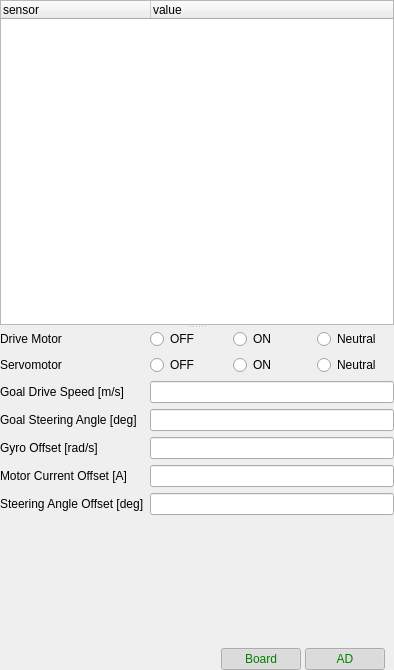
Before: the Qt Designer form rc110_rviz_panel/src/rc110_panel.ui in zmp/robocar110_ros, drawn with Qt 5.
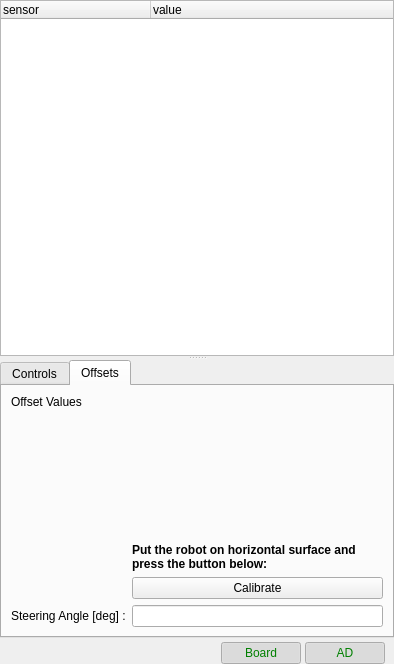
After: the same form once the commit is applied. The open tabs and pages were chosen to show the change. Icons and pictures are not drawn.

Commit message: IZ-58 acceleration offsets

```diff
--- a/rc110_rviz_panel/src/rc110_panel.ui
+++ b/rc110_rviz_panel/src/rc110_panel.ui
@@ -7,7 +7,7 @@
     <x>0</x>
     <y>0</y>
     <width>394</width>
-    <height>670</height>
+    <height>664</height>
    </rect>
   </property>
   <property name="windowTitle">
@@ -55,7 +55,14 @@
        </property>
       </column>
      </widget>
-     <widget class="QWidget" name="controlsWidget" native="true">
+     <widget class="QTabWidget" name="controlsTabWidget">
+      <property name="currentIndex">
+       <number>0</number>
+      </property>
+      <widget class="QWidget" name="controlsTab">
+       <attribute name="title">
+        <string>Controls</string>
+       </attribute>
       <layout class="QFormLayout" name="formLayout">
        <item row="0" column="0">
         <widget class="QLabel" name="motorLabel">
@@ -152,44 +159,74 @@
        <item row="5" column="1">
         <widget class="QLineEdit" name="steeringEdit"/>
        </item>
-       <item row="7" column="0">
-        <widget class="QLabel" name="gyroOffsetLabel">
-         <property name="text">
-          <string>Gyro Offset [rad/s]</string>
-         </property>
-        </widget>
-       </item>
-       <item row="7" column="1">
-        <widget class="QLineEdit" name="gyroOffsetEdit"/>
-       </item>
-       <item row="4" column="0">
-        <widget class="QLabel" name="motorSpeedlabel">
-         <property name="text">
-          <string>Goal Drive Speed [m/s]</string>
-         </property>
-        </widget>
-       </item>
-       <item row="8" column="0">
-        <widget class="QLabel" name="motorCurrentOffsetLabel">
+       </layout>
+      </widget>
+      <widget class="QWidget" name="offsetsTab">
+       <attribute name="title">
+        <string>Offsets</string>
+       </attribute>
+       <layout class="QGridLayout" name="gridLayout">
+        <item row="1" column="1">
+         <widget class="QPushButton" name="calibrateButton">
+          <property name="toolTip">
+           <string>You'll need to wait few seconds.</string>
+          </property>
          <property name="text">
-          <string>Motor Current Offset [A]</string>
+           <string>Calibrate</string>
          </property>
         </widget>
        </item>
-       <item row="8" column="1">
-        <widget class="QLineEdit" name="motorCurrentOffsetEdit"/>
-       </item>
-       <item row="9" column="0">
+        <item row="2" column="0">
         <widget class="QLabel" name="steeringOffsetLabel">
          <property name="text">
-          <string>Steering Angle Offset [deg]</string>
+           <string>Steering Angle [deg] :</string>
          </property>
         </widget>
        </item>
-       <item row="9" column="1">
-        <widget class="QLineEdit" name="steeringOffsetEdit"/>
-       </item>
-      </layout>
+        <item row="2" column="1">
+         <widget class="QLineEdit" name="steeringOffsetEdit">
+          <property name="sizePolicy">
+           <sizepolicy hsizetype="Minimum" vsizetype="Fixed">
+            <horstretch>0</horstretch>
+            <verstretch>0</verstretch>
+           </sizepolicy>
+          </property>
+          <property name="toolTip">
+           <string>Separate calibration for steering</string>
+          </property>
+         </widget>
+        </item>
+        <item row="0" column="1">
+         <widget class="QLabel" name="label">
+          <property name="font">
+           <font>
+            <weight>75</weight>
+            <bold>true</bold>
+           </font>
+          </property>
+          <property name="text">
+           <string>Put the robot on horizontal surface and press the button below:</string>
+          </property>
+          <property name="alignment">
+           <set>Qt::AlignBottom|Qt::AlignLeading|Qt::AlignLeft</set>
+          </property>
+          <property name="wordWrap">
+           <bool>true</bool>
+          </property>
+         </widget>
+        </item>
+        <item row="0" column="0" rowspan="2">
+         <widget class="QLabel" name="offsetsLabel">
+          <property name="text">
+           <string>Offset Values</string>
+          </property>
+          <property name="alignment">
+           <set>Qt::AlignLeading|Qt::AlignLeft|Qt::AlignTop</set>
+          </property>
+         </widget>
+        </item>
+       </layout>
+      </widget>
      </widget>
     </widget>
    </item>
```
Left out of the diff: 7 changed lines with no effect on the pictures. Lines whose indentation alone changed are shown as unchanged. The commit also changes 4 other files.
